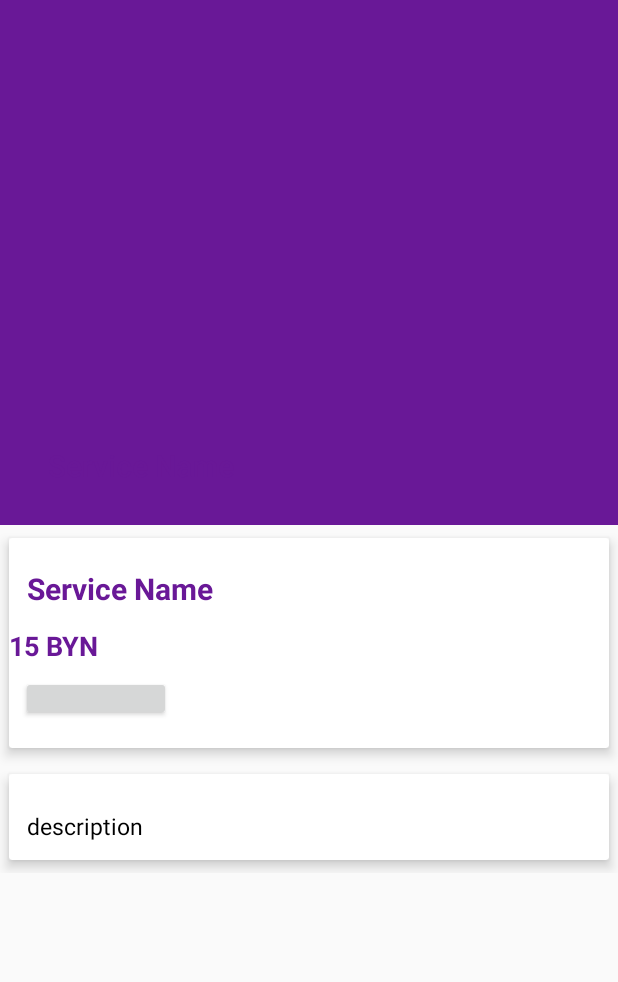
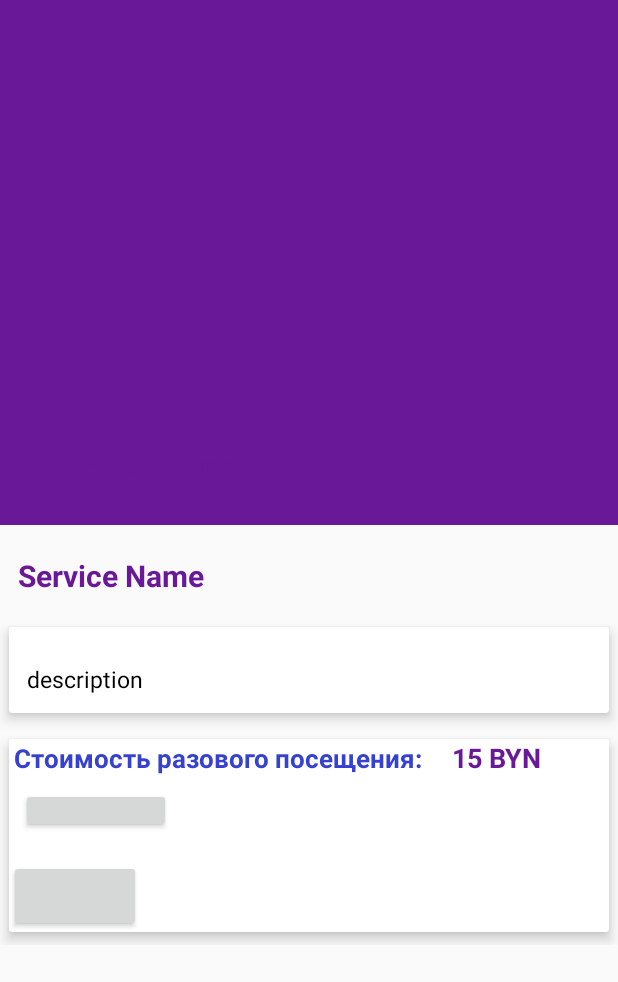
Before and after one commit to alexpios/mango, an Android app: the ServiceDetail screen opened directly, with no data from a screen before it, on a phone screen of 412 x 824 dp. Shown: the top 982 px of the screen. Run offline under Robolectric (Android 15) with nearby library versions, the light colour scheme and no system bars; our stand-ins replace Firebase (no records; nobody signed in at launch, a user with empty details on screens opened directly), Picasso; libraries missing offline, so code that uses them is left out: com.cepheuen.elegantnumberbutton; plain views replace ElegantNumberButton; 2 statements that could not run were skipped.

Commit message:
some visualis fix

```diff
--- a/app/src/main/res/layout/activity_service_detail.xml
+++ b/app/src/main/res/layout/activity_service_detail.xml
@@ -74,7 +74,42 @@
             android:layout_width="match_parent"
         android:orientation="vertical"
             android:layout_height="wrap_content">
+            <TextView
+                android:id="@+id/service_name"
+                android:layout_marginTop="8dp"
+                android:padding="12dp"
+                android:text="Service Name"
+                android:textColor="@color/colorPrimary"
+                android:textSize="20sp"
+                android:textStyle="bold"
+                android:textAlignment="center"
+                android:layout_width="wrap_content"
+                android:layout_height="wrap_content" />
 
+
+            <android.support.v7.widget.CardView
+                android:layout_width="match_parent"
+                android:layout_height="wrap_content"
+                app:cardElevation="5dp"
+                app:cardUseCompatPadding="true"
+
+
+                >
+
+                <TextView
+                    android:layout_width="wrap_content"
+                    android:layout_height="wrap_content"
+                    android:id="@+id/service_description"
+                    android:layout_marginTop="12dp"
+                    android:lineSpacingMultiplier="1.5"
+                    android:padding="12dp"
+                    android:text="description"
+                    android:textColor="@android:color/black"
+                    android:textSize="15sp"
+                    />
+
+
+            </android.support.v7.widget.CardView>
             <android.support.v7.widget.CardView
                 android:layout_width="match_parent"
                 android:layout_height="wrap_content"
@@ -87,17 +122,7 @@
                     android:layout_width="match_parent"
                     android:layout_height="wrap_content">
 
-                    <TextView
-                        android:id="@+id/service_name"
-                        android:layout_marginTop="8dp"
-                        android:padding="12dp"
-                        android:text="Service Name"
-                        android:textColor="@color/colorPrimary"
-                        android:textSize="20sp"
-                        android:textStyle="bold"
 
-                        android:layout_width="wrap_content"
-                        android:layout_height="wrap_content" />
 
 <LinearLayout
     android:layout_width="match_parent"
@@ -105,9 +130,16 @@
     android:orientation="horizontal"
     android:id="@+id/layout_price">
 
-    <ImageView
-        android:layout_width="0dp"
-        android:layout_height="0dp" />
+    <TextView
+        android:layout_width="wrap_content"
+        android:layout_height="wrap_content"
+        android:text="Стоимость разового посещения: "
+        android:textSize="17sp"
+        android:textStyle="bold"
+        android:paddingLeft="3dp"
+  android:textColor="@color/colorAccent"
+        android:layout_weight="1"
+        />
 
     <TextView
         android:id="@+id/service_price"
@@ -115,9 +147,9 @@
         android:textColor="@color/colorPrimary"
         android:textSize="18sp"
         android:textStyle="bold"
-
+        android:paddingLeft="3dp"
         android:layout_width="0sp"
-        android:layout_weight="10"
+        android:layout_weight="9"
         android:layout_height="wrap_content" />
 
 
@@ -137,33 +169,20 @@
                         app:initialNumber="1"
                         app:finalNumber="20"
                         ></com.cepheuen.elegantnumberbutton.view.ElegantNumberButton>
+
+                    <Button
+                        android:id="@+id/zakazat"
+                        android:text=""
+                        android:layout_width="wrap_content"
+                        android:layout_height="wrap_content" />
+
                 </LinearLayout>
 
 
             </android.support.v7.widget.CardView>
-<android.support.v7.widget.CardView
-    android:layout_width="match_parent"
-    android:layout_height="wrap_content"
-    app:cardElevation="5dp"
-    app:cardUseCompatPadding="true"
 
 
-    >
 
-    <TextView
-        android:layout_width="wrap_content"
-        android:layout_height="wrap_content"
-        android:id="@+id/service_description"
-        android:layout_marginTop="12dp"
-        android:lineSpacingMultiplier="1.5"
-        android:padding="12dp"
-        android:text="description"
-        android:textColor="@android:color/black"
-        android:textSize="15sp"
-        />
-
-
-</android.support.v7.widget.CardView>
         </LinearLayout>
 
 
```
